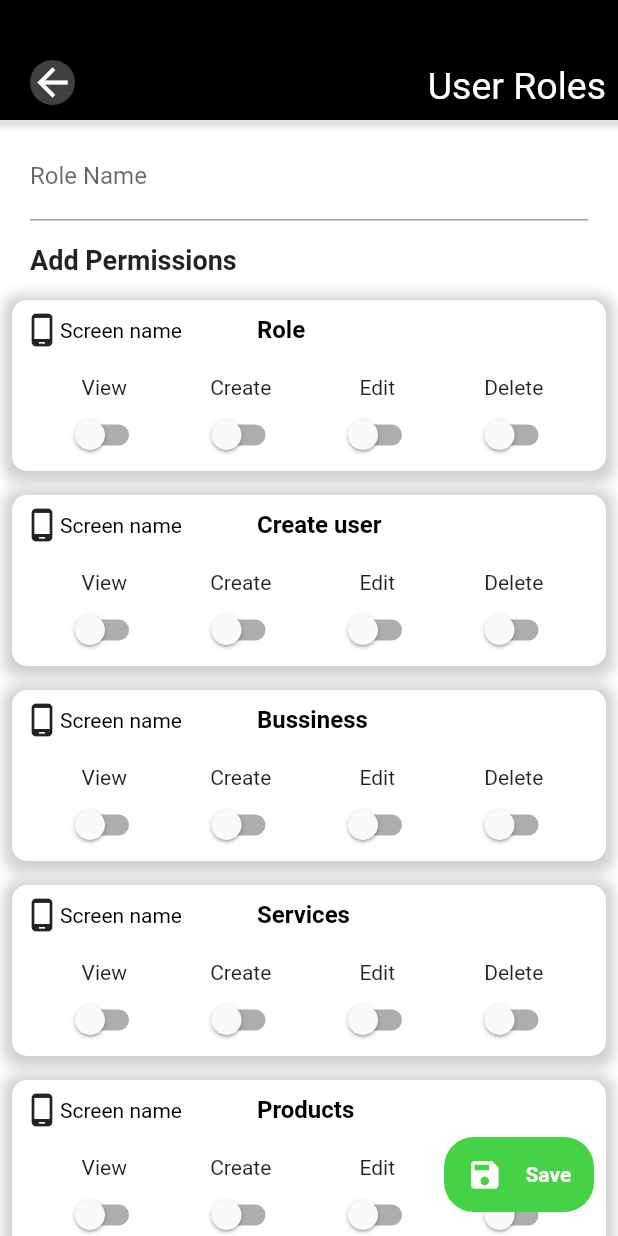
After one commit to akshaykc222/fresh, a Flutter app: the UserRoles screen opened directly, on a phone screen of 412 x 824 dp. The commit adds this screen. Run offline on Flutter 3.47's test engine with Material 2 defaults, Android fonts, the phone set to English and light mode, and no system bars; our stand-ins replace flutter_advanced_drawer.

Commit message:
initial commit

```diff
--- a/lib/componets.dart
+++ b/lib/componets.dart
@@ -2,79 +2,73 @@ import 'package:flutter/material.dart';
 import 'package:flutter/rendering.dart';
 import 'package:seed_sales/constants.dart';
 
-PreferredSizeWidget appBar(String title,List<Widget> widgetList){
+PreferredSizeWidget appBar(
+    String title, List<Widget> widgetList, BuildContext context) {
   return PreferredSize(
-    preferredSize:const Size(double.infinity, 100),
+    preferredSize: const Size(double.infinity, 100),
     child: Container(
-          decoration:const BoxDecoration(
-            boxShadow: [BoxShadow(
-              color: Colors.black12,
-              spreadRadius: 5,
-              blurRadius: 2
-            )]
+      decoration: const BoxDecoration(boxShadow: [
+        BoxShadow(color: Colors.black12, spreadRadius: 5, blurRadius: 2)
+      ]),
+      width: double.infinity,
+      height: 80,
+      child: Container(
+        decoration: const BoxDecoration(
+          color: blackColor,
         ),
-          width: double.infinity,
-          height: 100,
+        child: Row(
+            mainAxisAlignment: MainAxisAlignment.spaceBetween,
+            crossAxisAlignment: CrossAxisAlignment.end,
+            children: [
+              Padding(
+                padding:
+                    const EdgeInsets.symmetric(horizontal: 20, vertical: 10),
                 child: Container(
-            decoration:const BoxDecoration(
-              color: primaryColor,
-              borderRadius: BorderRadius.only(bottomLeft: Radius.circular(20),bottomRight: Radius.circular(20))
-            ),
-            child: Container(
-              margin:const EdgeInsets.fromLTRB(0, 20, 0, 0),
-              child: Row(
-                mainAxisAlignment: MainAxisAlignment.spaceAround,
-                crossAxisAlignment: CrossAxisAlignment.center,
-                children: [
-                 Row(
-                   children:const [
-                       Padding(
-                    padding: EdgeInsets.all(8.0),
-                    child: Icon(Icons.menu,size: 30,color: Colors.white,),
-                  ),
-                  Padding(
-                    padding: EdgeInsets.all(8.0),
-                    child: Text("Foodbar",style: TextStyle(fontSize: 25,color: Colors.white),),
-                  ),
-                  Icon(Icons.navigate_before,color: Colors.transparent,),
-                   ],
-                 ),
-                const SearchBar()
-                ],
+                  decoration: const BoxDecoration(
+                      color: lightBlack, shape: BoxShape.circle),
+                  child: const Icon(
+                    Icons.arrow_back,
+                    size: 30,
+                    color: Colors.white,
                   ),
                 ),
               ),
+              Padding(
+                padding: const EdgeInsets.all(8.0),
+                child: Text(
+                  title,
+                  style: const TextStyle(fontSize: 25, color: Colors.white),
                 ),
-
+              ),
+            ]),
+      ),
+    ),
   );
 }
+
 class SearchBar extends StatelessWidget {
-  const SearchBar({ Key? key }) : super(key: key);
+  const SearchBar({Key? key}) : super(key: key);
 
   @override
   Widget build(BuildContext context) {
     return SizedBox(
-      width: MediaQuery.of(context).size.width*0.5,
+      width: MediaQuery.of(context).size.width * 0.5,
       height: 20,
-
       child: TextField(
         textAlignVertical: TextAlignVertical.bottom,
-         style:const TextStyle(
-           height: 1.0,
-           fontSize: 16
-         ) ,
+        style: const TextStyle(height: 1.0, fontSize: 16),
         decoration: InputDecoration(
             fillColor: secondrayColor,
             filled: true,
             hintText: search,
-            hintStyle:const TextStyle(),
-            suffixIcon:const Icon(Icons.search),
-            border: OutlineInputBorder(
-              borderRadius: BorderRadius.circular(8)
-            )
-        ),
+            hintStyle: const TextStyle(),
+            suffixIcon: const Icon(Icons.search),
+            border: OutlineInputBorder(borderRadius: BorderRadius.circular(8))),
       ),
     );
   }
 }
-Widget spacer(double size)=>SizedBox(height: size,);
+
+Widget spacer(double size) => SizedBox(
+      height: size,
+    );
--- a/lib/router.dart
+++ b/lib/router.dart
@@ -1,15 +1,19 @@
 import 'package:flutter/material.dart';
 import 'package:seed_sales/screens/dashbord/body.dart';
+import 'package:seed_sales/screens/roles/componets/roles_list.dart';
 
 import 'constants.dart';
+import 'screens/roles/body.dart';
 
 class RouterPage {
   static Route<dynamic> generateRoute(RouteSettings settings) {
     switch (settings.name) {
       case adminPanel:
         return MaterialPageRoute(builder: (_) => const DashBoard());
-      // case roles:
-      //   return MaterialPageRoute(builder: (_) => const UserRoles());
+      case roles:
+        return MaterialPageRoute(builder: (_) => const RoleList());
+      case roleList:
+        return MaterialPageRoute(builder: (_) => const RoleList());
       // case userCreation:
       //   return MaterialPageRoute(builder: (_) => const UserCreation());
       // case business:
--- /dev/null
+++ b/lib/screens/roles/body.dart
@@ -0,0 +1,43 @@
+import 'package:flutter/material.dart';
+import 'package:seed_sales/componets.dart';
+
+import '../../constants.dart';
+import 'componets/current_user.dart';
+import 'componets/role_filelds.dart';
+
+class UserRoles extends StatelessWidget {
+  const UserRoles({Key? key}) : super(key: key);
+
+  @override
+  Widget build(BuildContext context) {
+    return Scaffold(
+      appBar: appBar("User Roles", [], context),
+      body: SingleChildScrollView(
+        scrollDirection: Axis.vertical,
+        child: Column(
+          children: const [RoleFields()],
+        ),
+      ),
+      floatingActionButton: Container(
+        width: 100,
+        height: 50,
+        decoration: BoxDecoration(
+            color: primaryColor, borderRadius: BorderRadius.circular(20.0)),
+        child: Row(
+          mainAxisAlignment: MainAxisAlignment.spaceEvenly,
+          children: const [
+            Icon(
+              Icons.save,
+              color: Colors.white,
+            ),
+            Text(
+              save,
+              style:
+                  TextStyle(color: Colors.white, fontWeight: FontWeight.bold),
+            )
+          ],
+        ),
+      ),
+    );
+  }
+}
--- /dev/null
+++ b/lib/screens/roles/componets/role_filelds.dart
@@ -0,0 +1,221 @@
+import 'package:flutter/cupertino.dart';
+import 'package:flutter/material.dart';
+import 'package:seed_sales/componets.dart';
+import 'package:seed_sales/screens/roles/componets/roles_list.dart';
+
+import '../../../constants.dart';
+
+class RoleFields extends StatefulWidget {
+  @override
+  const RoleFields({Key? key}) : super(key: key);
+  _RoleFieldsState createState() => _RoleFieldsState();
+}
+
+class _RoleFieldsState extends State<RoleFields> {
+  final List<String> permissionList = [
+    "Role",
+    "Create user",
+    "Bussiness",
+    "Services",
+    "Products",
+    "Reports"
+  ];
+
+  @override
+  Widget build(BuildContext context) {
+    return Container(
+      color: Colors.white,
+      child: Form(
+        child: Column(
+          crossAxisAlignment: CrossAxisAlignment.start,
+          children: [
+            columTextFileds(context),
+            const Padding(
+              padding: EdgeInsets.symmetric(vertical: 8, horizontal: 20),
+              child: Text(
+                "Add Permissions",
+                textAlign: TextAlign.start,
+                style: TextStyle(fontSize: 18, fontWeight: FontWeight.bold),
+              ),
+            ),
+            ListView.builder(
+                shrinkWrap: true,
+                itemCount: permissionList.length,
+                physics: const NeverScrollableScrollPhysics(),
+                itemBuilder: (_, index) {
+                  return UserRolesPermission(
+                      titlePermission: permissionList[index]);
+                })
+          ],
+        ),
+      ),
+    );
+  }
+}
+
+Widget columTextFileds(BuildContext context) {
+  return InkWell(
+    onTap: () {
+      Navigator.pushNamed(context, roleList);
+    },
+    child: Padding(
+        padding: const EdgeInsets.symmetric(vertical: 8, horizontal: 20),
+        child: TextFormField(
+          decoration: const InputDecoration(
+              labelText: rolename,
+              floatingLabelBehavior: FloatingLabelBehavior.auto,
+              hintText: rolename,
+              border: UnderlineInputBorder()),
+        )),
+  );
+}
+
+class UserRolesPermission extends StatefulWidget {
+  const UserRolesPermission({Key? key, required this.titlePermission})
+      : super(key: key);
+
+  final String titlePermission;
+
+  @override
+  State<UserRolesPermission> createState() => _UserRolesPermissionState();
+}
+
+class _UserRolesPermissionState extends State<UserRolesPermission> {
+  bool create = false;
+  bool delete = false;
+  bool edit = false;
+  bool view = false;
+
+  @override
+  Widget build(BuildContext context) {
+    return Padding(
+      padding: const EdgeInsets.all(8.0),
+      child: Container(
+        decoration: BoxDecoration(
+            color: Colors.white,
+            borderRadius: BorderRadius.circular(10),
+            boxShadow: [
+              BoxShadow(
+                color: Colors.grey.withOpacity(0.5), //color of shadow
+                spreadRadius: 5, //spread radius
+                blurRadius: 7, // blur radius
+                offset: const Offset(0, 2),
+              )
+            ]),
+        child: Column(
+          mainAxisSize: MainAxisSize.max,
+          children: [
+            Padding(
+              padding: const EdgeInsets.all(8.0),
+              child: Row(
+                children: [
+                  const Icon(Icons.phone_android_outlined),
+                  const Text(
+                    "Screen name",
+                    style: TextStyle(color: Colors.black),
+                  ),
+                  const SizedBox(
+                    width: 50,
+                  ),
+                  Text(
+                    widget.titlePermission,
+                    style: const TextStyle(
+                        color: Colors.black,
+                        fontWeight: FontWeight.bold,
+                        fontSize: 16),
+                  )
+                ],
+              ),
+            ),
+            spacer(10),
+            Row(
+              mainAxisAlignment: MainAxisAlignment.spaceEvenly,
+              children: [
+                Column(
+                  children: [
+                    const Text(
+                      "View",
+                    ),
+                    const SizedBox(
+                      width: 5,
+                    ),
+                    Switch(
+                      value: view,
+                      onChanged: (value) {
+                        setState(() {
+                          view = value;
+                        });
+                      },
+                      activeTrackColor: Colors.lightGreenAccent,
+                      activeColor: Colors.green,
+                    ),
+                  ],
+                ),
+                Column(
+                  children: [
+                    const Text(
+                      "Create",
+                    ),
+                    const SizedBox(
+                      width: 5,
+                    ),
+                    Switch(
+                      value: create,
+                      onChanged: (value) {
+                        setState(() {
+                          create = value;
+                        });
+                      },
+                      activeTrackColor: Colors.lightGreenAccent,
+                      activeColor: Colors.green,
+                    ),
+                  ],
+                ),
+                Column(
+                  children: [
+                    const Text(
+                      "Edit",
+                    ),
+                    const SizedBox(
+                      width: 5,
+                    ),
+                    Switch(
+                      value: edit,
+                      onChanged: (value) {
+                        setState(() {
+                          edit = value;
+                        });
+                      },
+                      activeTrackColor: Colors.lightGreenAccent,
+                      activeColor: Colors.green,
+                    ),
+                  ],
+                ),
+                Column(
+                  children: [
+                    const Text(
+                      "Delete",
+                    ),
+                    const SizedBox(
+                      width: 5,
+                    ),
+                    Switch(
+                      value: delete,
+                      onChanged: (value) {
+                        setState(() {
+                          delete = value;
+                        });
+                      },
+                      activeTrackColor: Colors.lightGreenAccent,
+                      activeColor: Colors.green,
+                    )
+                  ],
+                ),
+              ],
+            )
+          ],
+        ),
+      ),
+    );
+  }
+}
--- a/pubspec.yaml
+++ b/pubspec.yaml
@@ -60,9 +60,9 @@ flutter:
   uses-material-design: true
 
   # To add assets to your application, add an assets section, like this:
-  # assets:
-  #   - images/a_dot_burr.jpeg
-  #   - images/a_dot_ham.jpeg
+  assets:
+    - assets/icons/
+
 
   # An image asset can refer to one or more resolution-specific "variants", see
   # https://flutter.dev/assets-and-images/#resolution-aware.
```
Also changed, not shown: lib/constants.dart (+11 -9 lines), lib/screens/dashbord/body.dart (+22 -17 lines), lib/screens/roles/componets/current_user.dart (added, +35 -0 lines), lib/screens/roles/componets/roles_list.dart (added, +123 -0 lines), assets/icons/check.png (added). Lines whose indentation alone changed are shown as unchanged.
